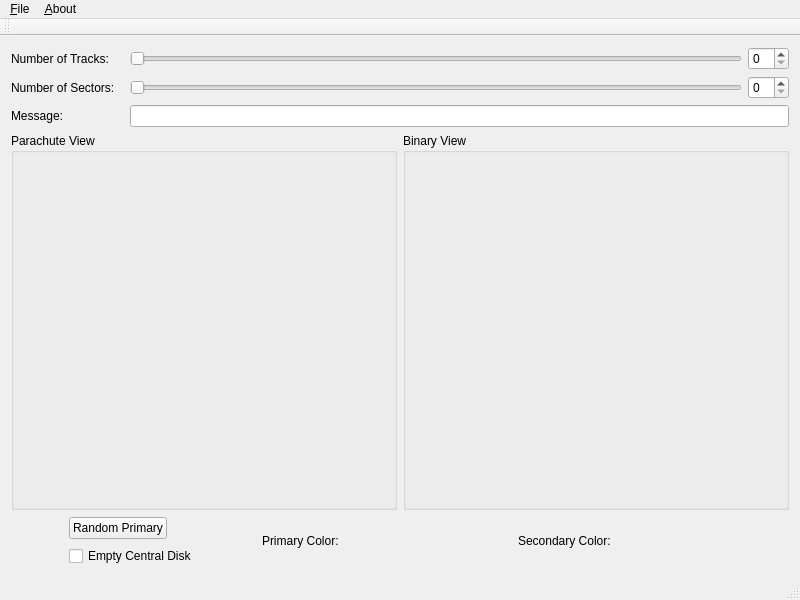
This is mainwindow.ui in NassimEzz/QT_interface_graphique as Qt 5 draws it before an edit. The edited form follows.
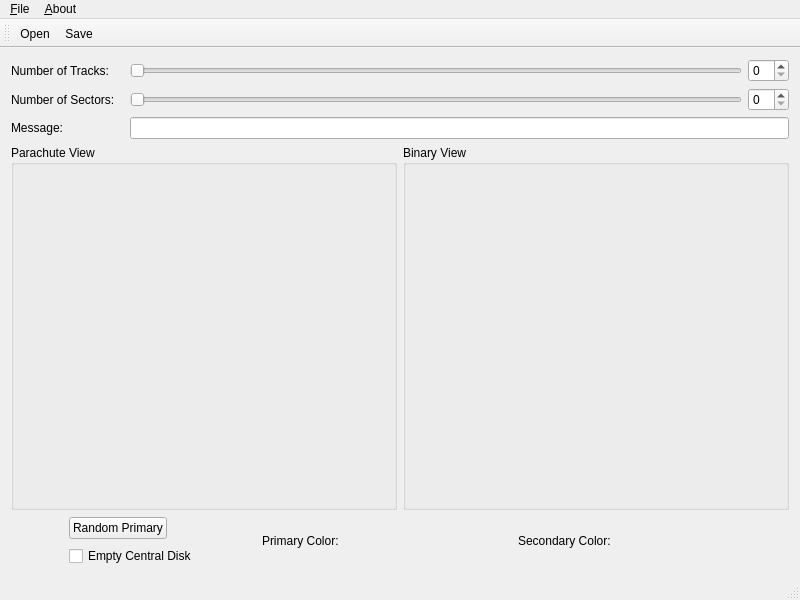
This is the edited form. Icons and pictures are not drawn. Custom widgets are drawn as their Qt base class.

The edit to the form file:
```diff
--- a/mainwindow.ui
+++ b/mainwindow.ui
@@ -245,6 +245,8 @@
    <attribute name="toolBarBreak">
     <bool>false</bool>
    </attribute>
+   <addaction name="actionOpen"/>
+   <addaction name="actionSave"/>
   </widget>
   <widget class="QStatusBar" name="statusBar"/>
   <action name="actionOpen">
```
Left out of the diff: 16 changed lines with no effect on the pictures.
